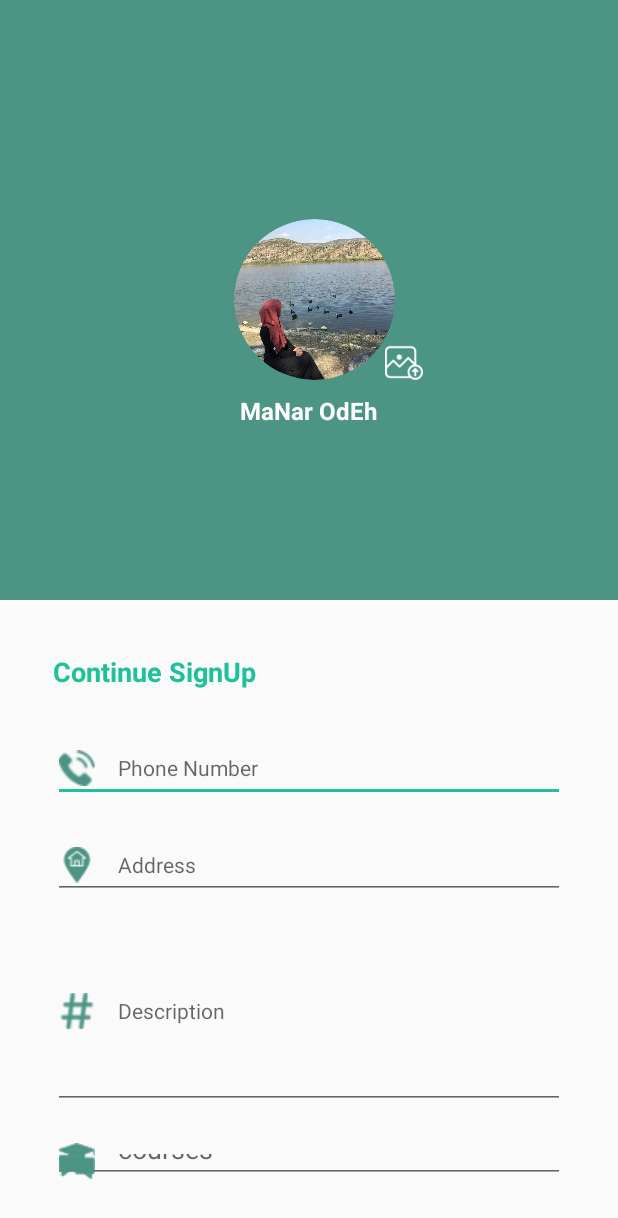
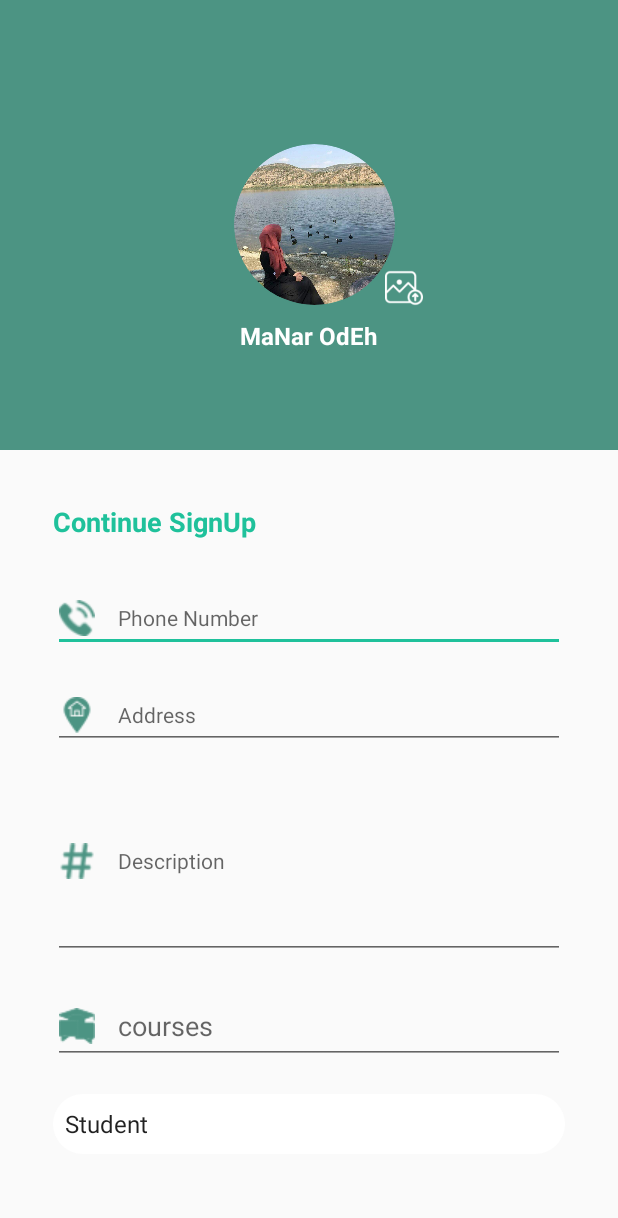
Before and after one commit to MaNarOdEh/Capstone-Project, an Android app: the layout fragment_continue_sign_up.xml on its own in the app's theme, with its tools: preview values and no code run, on a phone screen of 412 x 824 dp. Shown: the top 1218 px of the screen. Run offline under Robolectric (Android 15) with nearby library versions, the light colour scheme and no system bars.

Commit message:
Fix some Error in SignUp Fragments

```diff
--- a/Captone Second Stage/app/src/main/java/com/example/captonesecondstage/ui/Fragments/ContinueSignUp.java
+++ b/Captone Second Stage/app/src/main/java/com/example/captonesecondstage/ui/Fragments/ContinueSignUp.java
@@ -97,6 +97,9 @@ public class ContinueSignUp extends Fragment {
         Bundle bundle = this.getArguments();
         if(bundle!=null){
             data=bundle.getStringArrayList(MainActivity.DATACREATEACCOUNTS);
+            mUserNameTv.setText(data.get(0));
+        }else{
+            ((MainActivity)getActivity()).showSignUpFragment();
         }
         //initialize Events
         initializeEvent();
--- a/Captone Second Stage/app/src/main/java/com/example/captonesecondstage/ui/Fragments/SignUpFragment.java
+++ b/Captone Second Stage/app/src/main/java/com/example/captonesecondstage/ui/Fragments/SignUpFragment.java
@@ -145,14 +145,14 @@ public class SignUpFragment extends Fragment {
                 public void onDataChange(@NonNull DataSnapshot dataSnapshot) {
                     if (dataSnapshot.child(AddingReadingData.ALL_TECH).hasChild(userName) ){
                         // run some code..this user name already taken before!!
-                        mUserNameEt.setError("Your Name Must Be Unique this name is already taken before!!");
+                        mUserNameEt.setError("Your name must be unique this name is already taken before!!");
+                        ((MainActivity)getActivity()).showSnackBar("your name must be unique this name is already taken before!!");
 
                     }else{
                         mUserNameEt.setError(null);
                         ((MainActivity)getActivity()).showContinueSignUpFragment(userName,userEmail,cpassword);
                     }
                 }
-
                 @Override
                 public void onCancelled(@NonNull DatabaseError databaseError) {
 
--- a/Captone Second Stage/app/src/main/res/layout/fragment_continue_sign_up.xml
+++ b/Captone Second Stage/app/src/main/res/layout/fragment_continue_sign_up.xml
@@ -9,7 +9,7 @@
     android:orientation="vertical">
     <LinearLayout
         android:layout_width="match_parent"
-        android:layout_height="400dp"
+        android:layout_height="300dp"
         android:gravity="center"
         android:orientation="vertical"
         android:layout_gravity="center"
@@ -132,8 +132,14 @@
             android:layout_gravity="center"
             android:tooltipText="User Type"
             android:popupBackground="@color/colorWhite"
-
             />
+        <ProgressBar
+        android:id="@+id/progress_circular"
+        android:layout_width="wrap_content"
+        android:layout_height="wrap_content"
+        android:visibility="gone"
+        android:layout_gravity="center"
+        />
         <Button
             android:id="@+id/signUp_btn"
             android:layout_width="160dp"
@@ -146,12 +152,7 @@
             android:textColor="@android:color/white"
             android:layout_marginTop="20dp"
             android:backgroundTint="@color/colorApp"/>
-        <ProgressBar
-            android:id="@+id/progress_circular"
-            android:layout_width="wrap_content"
-            android:layout_height="wrap_content"
-            android:visibility="gone"
-            />
+
     </LinearLayout>
 
 
```
Also changed, not shown: Captone Second Stage/app/src/main/java/com/example/captonesecondstage/ui/Fragments/LogInFragment.java (+9 -10 lines), 42 other files.
